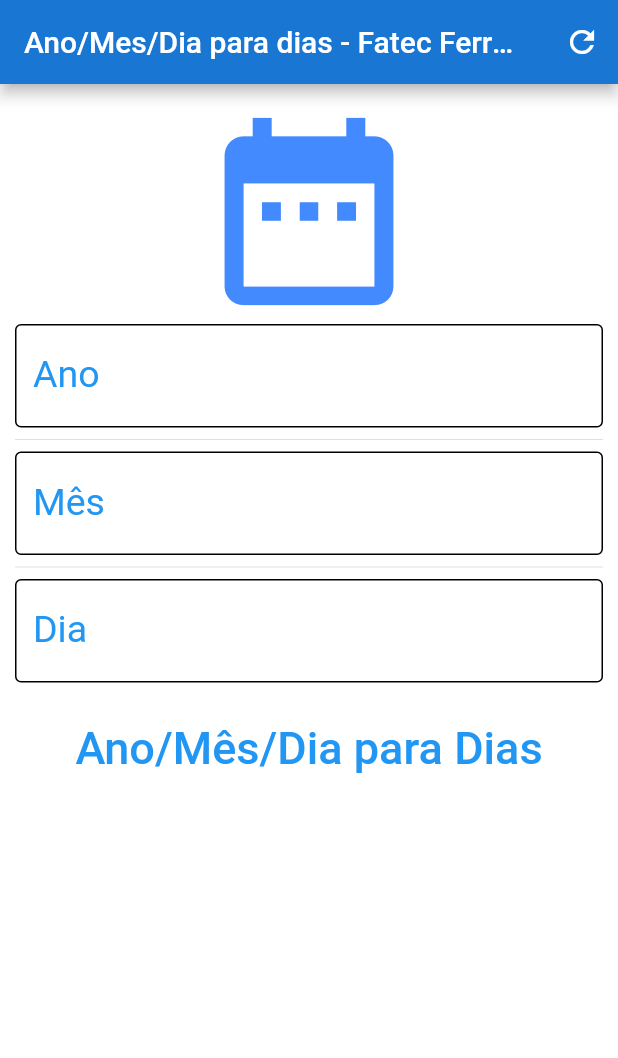
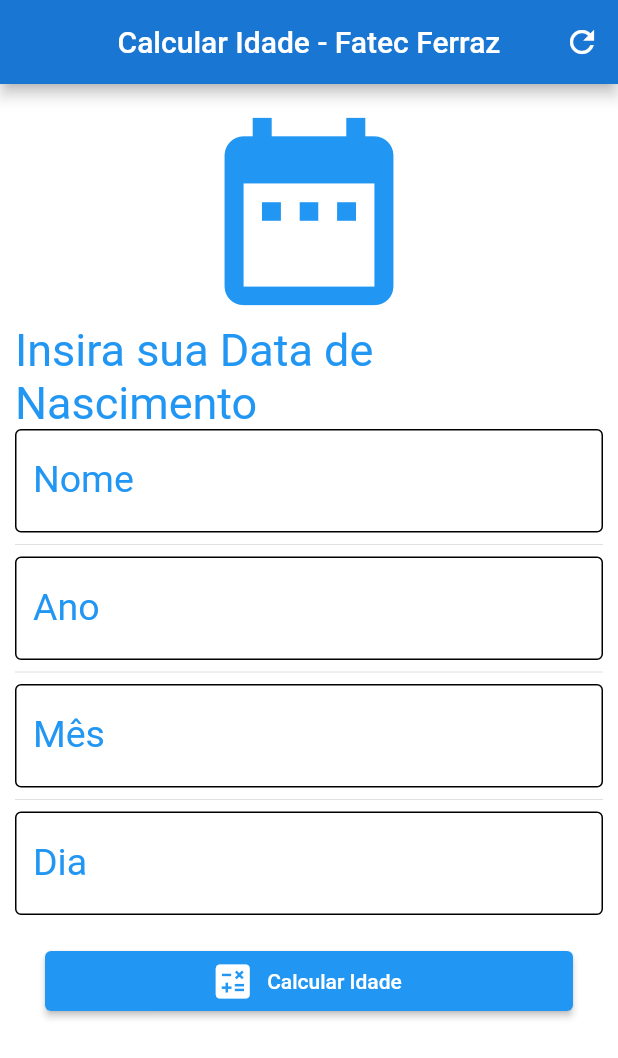
Before and after one commit to ArtRocha/dias_mes_ano_to_day, a Flutter app: the screen it shows after launch, on a phone screen of 412 x 824 dp. Shown: the top 1058 px of the screen. Run offline on Flutter 3.47's test engine with Material 2 defaults, Android fonts, the phone set to English and light mode, and no system bars.

Commit message:
changes to activity

```diff
--- a/lib/main.dart
+++ b/lib/main.dart
@@ -1,3 +1,5 @@
+import 'dart:io';
+
 import 'package:flutter/material.dart';
 void main(){
   runApp(MaterialApp(
@@ -28,14 +30,36 @@ class _HomeState extends State<Home> {
   final anoController = TextEditingController();
   final mesController = TextEditingController();
   final diaController = TextEditingController();
-
+  final nomeController = TextEditingController();
 
   String _mensagem = "";
 
   int ano = 0;
   int mes = 0;
   int dia = 0;
+  String nome = '';
+  DateTime now = new DateTime.now();
   GlobalKey<FormState>_formKey = GlobalKey<FormState>();
+
+  _calcIdade(){
+    setState(() {
+       //entrada de dados
+      DateTime date = new DateTime(now.year, now.month, now.day);
+
+      ano = int.parse(anoController.text);
+      mes = int.parse(mesController.text);
+      dia = int.parse(diaController.text);
+      nome = nomeController.text;
+
+      //calculando idade
+      int idade = now.year - int.parse(anoController.text);
+
+      //saida
+      _mensagem = "${nome.toString()}: Você tem ${idade.toString()} anos";
+    });
+
+
+  }
 
   _diaMesAnoParaDias(){
     setState(() {
@@ -45,20 +69,21 @@ class _HomeState extends State<Home> {
       dia = int.parse(diaController.text);
 
       //processamento
-      int dias = ano * 360 + mes * 30 + dia;
+      int idade = ano * 360 + mes * 30 + dia;
 
       //saida
-      _mensagem = "você tem ${dias.toString()} de vida";
-      anoController.clear();
-      mesController.clear();
-      diaController.clear();
+      _mensagem = "você tem ${idade.toString()}";
+
     });
   }
+
+
 
   void _limpaCampos(){
     anoController.clear();
     mesController.clear();
     diaController.clear();
+    nomeController.clear();
     setState(() {
       _mensagem = 'Informe seus dados!';
       _formKey = GlobalKey<FormState>();
@@ -71,14 +96,14 @@ class _HomeState extends State<Home> {
     return Scaffold(
       backgroundColor: Colors.white,
       appBar: AppBar(
-        title: Text('Ano/Mes/Dia para dias - Fatec Ferraz'),
+        title: Text('Calcular Idade - Fatec Ferraz'),
         backgroundColor: Colors.blue[700],
         centerTitle: true,
         actions: <Widget>[
           IconButton(
             onPressed: (){
               if (_formKey.currentState!.validate()){
-                _diaMesAnoParaDias();
+                _calcIdade();
               }
             },
             icon: Icon(Icons.refresh),
@@ -95,31 +120,44 @@ class _HomeState extends State<Home> {
                 Icon(
                   Icons.date_range,
                   size: 150,
-                  color: Colors.blueAccent,
+                  color: Colors.blue,
                 ),
+                Text('Insira sua Data de Nascimento',
+                style: TextStyle(
+                  fontSize: 30,
+                  color: Colors.blue,
+                  ),
+
+                ),
+
+                construirTextField("Nome", "Qtde", nomeController, "Favor Digitar o Nome"),
+                Divider(),
                 construirTextField("Ano", "Qtde", anoController, "Favor Digitar o ano ou anos"),
                 Divider(),
                 construirTextField("Mês", "Qtde", mesController, "Favor Digitar o mes ou meses"),
                 Divider(),
                 construirTextField("Dia", "Qtde", diaController, "Favor Digitar o dia ou dias"),
+
+
                 Padding(
                   padding: EdgeInsets.all(20),
-                  child: FlatButton(
-                    child: Text(
-                      "Ano/Mês/Dia para Dias",
-                      style: TextStyle(
-                        fontSize: 30,
-                        color: Colors.blue,
-                      ),
-                    ),
-                    onPressed: () {
+                  child: ElevatedButton.icon(
+                     onPressed: () {
                       if(_formKey.currentState!.validate()){
-                      _diaMesAnoParaDias();
+                      _calcIdade();
 
                       }
                     },
+                     style: ElevatedButton.styleFrom(fixedSize: Size(10,40)),
+                     icon: Icon(Icons.calculate, size:30),
+                     label: Text('Calcular Idade'),
+
+                     )
+
+
+
                     ),
-                ),
+
                 Center(child: Text(
                   _mensagem,
                   style: TextStyle(
@@ -160,4 +198,6 @@ class _HomeState extends State<Home> {
     );
 
   }
+
+
 }
```
